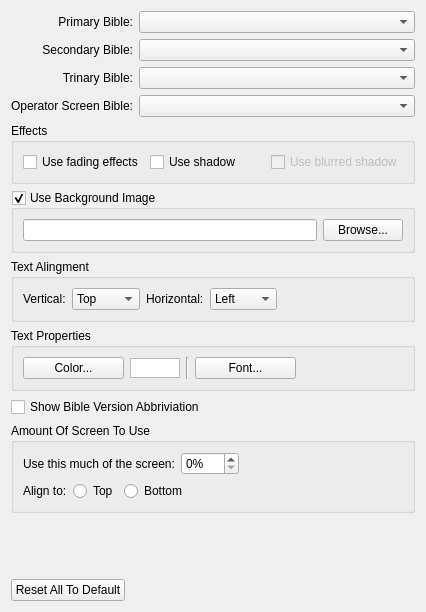
This is src/biblesettingwidget.ui in SoftProjector/src as Qt 5 draws it before an edit. The edited form follows.
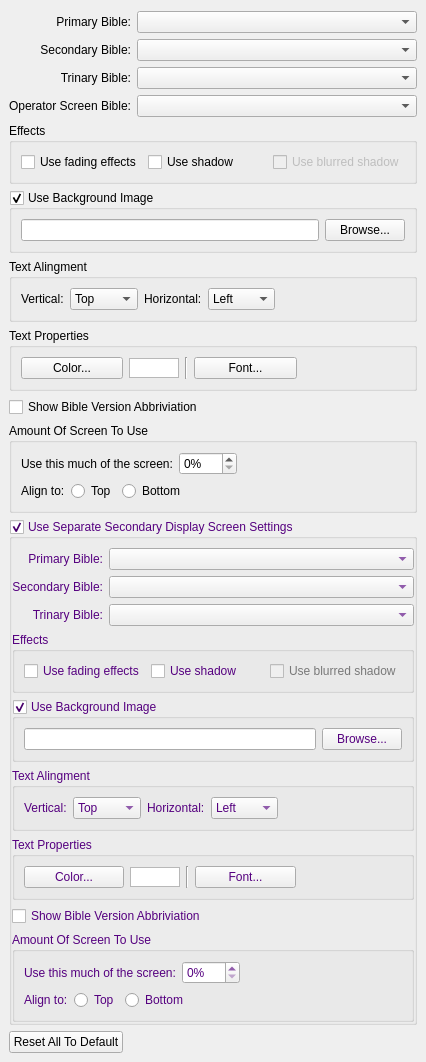
This is the edited form.

Commit message: softProjector 2.0DevelBuild2 release Enables full support for two separate display screens

```diff
--- a/src/biblesettingwidget.ui
+++ b/src/biblesettingwidget.ui
@@ -7,13 +7,22 @@
     <x>0</x>
     <y>0</y>
     <width>426</width>
-    <height>612</height>
+    <height>969</height>
    </rect>
   </property>
   <property name="windowTitle">
    <string>Form</string>
   </property>
-  <layout class="QVBoxLayout" name="verticalLayout">
+  <layout class="QVBoxLayout" name="verticalLayout_2">
+   <property name="leftMargin">
+    <number>9</number>
+   </property>
+   <property name="rightMargin">
+    <number>9</number>
+   </property>
+   <property name="bottomMargin">
+    <number>9</number>
+   </property>
    <item>
     <layout class="QGridLayout" name="gridLayout_4">
      <item row="0" column="0">
@@ -144,7 +153,7 @@
     </widget>
    </item>
    <item>
-    <widget class="QGroupBox" name="groupBox_Background">
+    <widget class="QGroupBox" name="groupBoxBackground">
      <property name="title">
       <string>Use Background Image</string>
      </property>
@@ -170,7 +179,7 @@
     </widget>
    </item>
    <item>
-    <widget class="QGroupBox" name="groupBox_textAlingment">
+    <widget class="QGroupBox" name="groupBoxTextAlingment">
      <property name="title">
       <string>Text Alingment</string>
      </property>
@@ -244,7 +253,7 @@
     </widget>
    </item>
    <item>
-    <widget class="QGroupBox" name="groupBox_textProperties">
+    <widget class="QGroupBox" name="groupBoxTextProperties">
      <property name="title">
       <string>Text Properties</string>
      </property>
@@ -309,14 +318,14 @@
     </widget>
    </item>
    <item>
-    <widget class="QCheckBox" name="checkBox_abbiviations">
+    <widget class="QCheckBox" name="checkBoxAbbiviations">
      <property name="text">
       <string>Show Bible Version Abbriviation</string>
      </property>
     </widget>
    </item>
    <item>
-    <widget class="QGroupBox" name="groupBox_maxScreen">
+    <widget class="QGroupBox" name="groupBoxMaxScreen">
      <property name="title">
       <string>Amount Of Screen To Use</string>
      </property>
@@ -403,17 +412,701 @@
     </widget>
    </item>
    <item>
-    <spacer name="verticalSpacer">
-     <property name="orientation">
-      <enum>Qt::Vertical</enum>
+    <widget class="QGroupBox" name="groupBoxUseDisp2">
+     <property name="palette">
+      <palette>
+       <active>
+        <colorrole role="WindowText">
+         <brush brushstyle="SolidPattern">
+          <color alpha="255">
+           <red>85</red>
+           <green>0</green>
+           <blue>127</blue>
+          </color>
+         </brush>
+        </colorrole>
+        <colorrole role="Text">
+         <brush brushstyle="SolidPattern">
+          <color alpha="255">
+           <red>85</red>
+           <green>0</green>
+           <blue>127</blue>
+          </color>
+         </brush>
+        </colorrole>
+        <colorrole role="ButtonText">
+         <brush brushstyle="SolidPattern">
+          <color alpha="255">
+           <red>85</red>
+           <green>0</green>
+           <blue>127</blue>
+          </color>
+         </brush>
+        </colorrole>
+        <colorrole role="Highlight">
+         <brush brushstyle="SolidPattern">
+          <color alpha="255">
+           <red>170</red>
+           <green>85</green>
+           <blue>255</blue>
+          </color>
+         </brush>
+        </colorrole>
+       </active>
+       <inactive>
+        <colorrole role="WindowText">
+         <brush brushstyle="SolidPattern">
+          <color alpha="255">
+           <red>85</red>
+           <green>0</green>
+           <blue>127</blue>
+          </color>
+         </brush>
+        </colorrole>
+        <colorrole role="Text">
+         <brush brushstyle="SolidPattern">
+          <color alpha="255">
+           <red>85</red>
+           <green>0</green>
+           <blue>127</blue>
+          </color>
+         </brush>
+        </colorrole>
+        <colorrole role="ButtonText">
+         <brush brushstyle="SolidPattern">
+          <color alpha="255">
+           <red>85</red>
+           <green>0</green>
+           <blue>127</blue>
+          </color>
+         </brush>
+        </colorrole>
+        <colorrole role="Highlight">
+         <brush brushstyle="SolidPattern">
+          <color alpha="255">
+           <red>170</red>
+           <green>85</green>
+           <blue>255</blue>
+          </color>
+         </brush>
+        </colorrole>
+       </inactive>
+       <disabled>
+        <colorrole role="WindowText">
+         <brush brushstyle="SolidPattern">
+          <color alpha="255">
+           <red>120</red>
+           <green>120</green>
+           <blue>120</blue>
+          </color>
+         </brush>
+        </colorrole>
+        <colorrole role="Text">
+         <brush brushstyle="SolidPattern">
+          <color alpha="255">
+           <red>120</red>
+           <green>120</green>
+           <blue>120</blue>
+          </color>
+         </brush>
+        </colorrole>
+        <colorrole role="ButtonText">
+         <brush brushstyle="SolidPattern">
+          <color alpha="255">
+           <red>120</red>
+           <green>120</green>
+           <blue>120</blue>
+          </color>
+         </brush>
+        </colorrole>
+        <colorrole role="Highlight">
+         <brush brushstyle="SolidPattern">
+          <color alpha="255">
+           <red>51</red>
+           <green>153</green>
+           <blue>255</blue>
+          </color>
+         </brush>
+        </colorrole>
+       </disabled>
+      </palette>
      </property>
-     <property name="sizeHint" stdset="0">
-      <size>
-       <width>20</width>
-       <height>103</height>
-      </size>
+     <property name="title">
+      <string>Use Separate Secondary Display Screen Settings</string>
      </property>
-    </spacer>
+     <property name="flat">
+      <bool>true</bool>
+     </property>
+     <property name="checkable">
+      <bool>true</bool>
+     </property>
+     <layout class="QVBoxLayout" name="verticalLayout">
+      <property name="leftMargin">
+       <number>0</number>
+      </property>
+      <property name="rightMargin">
+       <number>0</number>
+      </property>
+      <property name="bottomMargin">
+       <number>0</number>
+      </property>
+      <item>
+       <widget class="QWidget" name="widgetBibles2" native="true">
+        <layout class="QGridLayout" name="gridLayout_3">
+         <property name="margin">
+          <number>0</number>
+         </property>
+         <item row="0" column="0">
+          <widget class="QLabel" name="labelPrimaryBible2">
+           <property name="text">
+            <string>Primary Bible:</string>
+           </property>
+           <property name="alignment">
+            <set>Qt::AlignRight|Qt::AlignTrailing|Qt::AlignVCenter</set>
+           </property>
+          </widget>
+         </item>
+         <item row="0" column="1">
+          <widget class="QComboBox" name="comboBoxPrimaryBible2">
+           <property name="sizePolicy">
+            <sizepolicy hsizetype="Expanding" vsizetype="Fixed">
+             <horstretch>0</horstretch>
+             <verstretch>0</verstretch>
+            </sizepolicy>
+           </property>
+          </widget>
+         </item>
+         <item row="1" column="0">
+          <widget class="QLabel" name="labelSecondaryBible2">
+           <property name="text">
+            <string>Secondary Bible:</string>
+           </property>
+           <property name="alignment">
+            <set>Qt::AlignRight|Qt::AlignTrailing|Qt::AlignVCenter</set>
+           </property>
+          </widget>
+         </item>
+         <item row="1" column="1">
+          <widget class="QComboBox" name="comboBoxSecondaryBible2">
+           <property name="sizePolicy">
+            <sizepolicy hsizetype="Expanding" vsizetype="Fixed">
+             <horstretch>0</horstretch>
+             <verstretch>0</verstretch>
+            </sizepolicy>
+           </property>
+          </widget>
+         </item>
+         <item row="2" column="0">
+          <widget class="QLabel" name="labelTrinaryBible2">
+           <property name="text">
+            <string>Trinary Bible:</string>
+           </property>
+           <property name="alignment">
+            <set>Qt::AlignRight|Qt::AlignTrailing|Qt::AlignVCenter</set>
+           </property>
+          </widget>
+         </item>
+         <item row="2" column="1">
+          <widget class="QComboBox" name="comboBoxTrinaryBible2">
+           <property name="sizePolicy">
+            <sizepolicy hsizetype="Expanding" vsizetype="Fixed">
+             <horstretch>0</horstretch>
+             <verstretch>0</verstretch>
+            </sizepolicy>
+           </property>
+          </widget>
+         </item>
+        </layout>
+       </widget>
+      </item>
+      <item>
+       <widget class="QGroupBox" name="groupBoxEffects2">
+        <property name="palette">
+         <palette>
+          <active>
+           <colorrole role="WindowText">
+            <brush brushstyle="SolidPattern">
+             <color alpha="255">
+              <red>85</red>
+              <green>0</green>
+              <blue>127</blue>
+             </color>
+            </brush>
+           </colorrole>
+          </active>
+          <inactive>
+           <colorrole role="WindowText">
+            <brush brushstyle="SolidPattern">
+             <color alpha="255">
+              <red>85</red>
+              <green>0</green>
+              <blue>127</blue>
+             </color>
+            </brush>
+           </colorrole>
+          </inactive>
+          <disabled>
+           <colorrole role="WindowText">
+            <brush brushstyle="SolidPattern">
+             <color alpha="255">
+              <red>120</red>
+              <green>120</green>
+              <blue>120</blue>
+             </color>
+            </brush>
+           </colorrole>
+          </disabled>
+         </palette>
+        </property>
+        <property name="title">
+         <string>Effects</string>
+        </property>
+        <layout class="QHBoxLayout" name="horizontalLayout_12">
+         <item>
+          <widget class="QCheckBox" name="checkBoxUseFading2">
+           <property name="toolTip">
+            <string>If checked, when switching displayed text, fades the old text out and fades the new text in .</string>
+           </property>
+           <property name="text">
+            <string>Use fading effects</string>
+           </property>
+          </widget>
+         </item>
+         <item>
+          <widget class="QCheckBox" name="checkBoxUseShadow2">
+           <property name="toolTip">
+            <string>Useful when using a wallpaper image. Displays a fancy shadow effect.</string>
+           </property>
+           <property name="text">
+            <string>Use shadow</string>
+           </property>
+          </widget>
+         </item>
+         <item>
+          <widget class="QCheckBox" name="checkBoxUseBlurredShadow2">
+           <property name="enabled">
+            <bool>false</bool>
+           </property>
+           <property name="toolTip">
+            <string>Useful when using a wallpaper image. Displays a fancy shadow effect.</string>
+           </property>
+           <property name="text">
+            <string>Use blurred shadow</string>
+           </property>
+          </widget>
+         </item>
+        </layout>
+       </widget>
+      </item>
+      <item>
+       <widget class="QGroupBox" name="groupBoxBackground2">
+        <property name="palette">
+         <palette>
+          <active>
+           <colorrole role="WindowText">
+            <brush brushstyle="SolidPattern">
+             <color alpha="255">
+              <red>85</red>
+              <green>0</green>
+              <blue>127</blue>
+             </color>
+            </brush>
+           </colorrole>
+          </active>
+          <inactive>
+           <colorrole role="WindowText">
+            <brush brushstyle="SolidPattern">
+             <color alpha="255">
+              <red>85</red>
+              <green>0</green>
+              <blue>127</blue>
+             </color>
+            </brush>
+           </colorrole>
+          </inactive>
+          <disabled>
+           <colorrole role="WindowText">
+            <brush brushstyle="SolidPattern">
+             <color alpha="255">
+              <red>120</red>
+              <green>120</green>
+              <blue>120</blue>
+             </color>
+            </brush>
+           </colorrole>
+          </disabled>
+         </palette>
+        </property>
+        <property name="title">
+         <string>Use Background Image</string>
+        </property>
+        <property name="checkable">
+         <bool>true</bool>
+        </property>
+        <layout class="QHBoxLayout" name="horizontalLayout_13">
+         <item>
+          <widget class="QLineEdit" name="lineEditBackPath2">
+           <property name="readOnly">
+            <bool>true</bool>
+           </property>
+          </widget>
+         </item>
+         <item>
+          <widget class="QPushButton" name="buttonBrowseBackground2">
+           <property name="text">
+            <string>Browse...</string>
+           </property>
+          </widget>
+         </item>
+        </layout>
+       </widget>
+      </item>
+      <item>
+       <widget class="QGroupBox" name="groupBoxTextAlingment2">
+        <property name="palette">
+         <palette>
+          <active>
+           <colorrole role="WindowText">
+            <brush brushstyle="SolidPattern">
+             <color alpha="255">
+              <red>85</red>
+              <green>0</green>
+              <blue>127</blue>
+             </color>
+            </brush>
+           </colorrole>
+          </active>
+          <inactive>
+           <colorrole role="WindowText">
+            <brush brushstyle="SolidPattern">
+             <color alpha="255">
+              <red>85</red>
+              <green>0</green>
+              <blue>127</blue>
+             </color>
+            </brush>
+           </colorrole>
+          </inactive>
+          <disabled>
+           <colorrole role="WindowText">
+            <brush brushstyle="SolidPattern">
+             <color alpha="255">
+              <red>120</red>
+              <green>120</green>
+              <blue>120</blue>
+             </color>
+            </brush>
+           </colorrole>
+          </disabled>
+         </palette>
+        </property>
+        <property name="title">
+         <string>Text Alingment</string>
+        </property>
+        <layout class="QHBoxLayout" name="horizontalLayout_10">
+         <item>
+          <widget class="QLabel" name="labelVertical2">
+           <property name="text">
+            <string>Vertical:</string>
+           </property>
+          </widget>
+         </item>
+         <item>
+          <widget class="QComboBox" name="comboBoxVerticalAling2">
+           <item>
+            <property name="text">
+             <string>Top</string>
+            </property>
+           </item>
+           <item>
+            <property name="text">
+             <string>Middle</string>
+            </property>
+           </item>
+           <item>
+            <property name="text">
+             <string>Bottom</string>
+            </property>
+           </item>
+          </widget>
+         </item>
+         <item>
+          <widget class="QLabel" name="labelHorizontal2">
+           <property name="text">
+            <string>Horizontal:</string>
+           </property>
+          </widget>
+         </item>
+         <item>
+          <widget class="QComboBox" name="comboBoxHorizontalAling2">
+           <item>
+            <property name="text">
+             <string>Left</string>
+            </property>
+           </item>
+           <item>
+            <property name="text">
+             <string>Center</string>
+            </property>
+           </item>
+           <item>
+            <property name="text">
+             <string>Right</string>
+            </property>
+           </item>
+          </widget>
+         </item>
+         <item>
+          <spacer name="horizontalSpacer_6">
+           <property name="orientation">
+            <enum>Qt::Horizontal</enum>
+           </property>
+           <property name="sizeHint" stdset="0">
+            <size>
+             <width>152</width>
+             <height>20</height>
+            </size>
+           </property>
+          </spacer>
+         </item>
+        </layout>
+       </widget>
+      </item>
+      <item>
+       <widget class="QGroupBox" name="groupBoxTextProperties2">
+        <property name="palette">
+         <palette>
+          <active>
+           <colorrole role="WindowText">
+            <brush brushstyle="SolidPattern">
+             <color alpha="255">
+              <red>85</red>
+              <green>0</green>
+              <blue>127</blue>
+             </color>
+            </brush>
+           </colorrole>
+          </active>
+          <inactive>
+           <colorrole role="WindowText">
+            <brush brushstyle="SolidPattern">
+             <color alpha="255">
+              <red>85</red>
+              <green>0</green>
+              <blue>127</blue>
+             </color>
+            </brush>
+           </colorrole>
+          </inactive>
+          <disabled>
+           <colorrole role="WindowText">
+            <brush brushstyle="SolidPattern">
+             <color alpha="255">
+              <red>120</red>
+              <green>120</green>
+              <blue>120</blue>
+             </color>
+            </brush>
+           </colorrole>
+          </disabled>
+         </palette>
+        </property>
+        <property name="title">
+         <string>Text Properties</string>
+        </property>
+        <layout class="QHBoxLayout" name="horizontalLayout_7">
+         <item>
+          <widget class="QPushButton" name="buttonTextColor2">
+           <property name="text">
+            <string>Color...</string>
+           </property>
+          </widget>
+         </item>
+         <item>
+          <widget class="QGraphicsView" name="graphicViewTextColor2">
+           <property name="sizePolicy">
+            <sizepolicy hsizetype="Fixed" vsizetype="Fixed">
+             <horstretch>0</horstretch>
+             <verstretch>0</verstretch>
+            </sizepolicy>
+           </property>
+           <property name="minimumSize">
+            <size>
+             <width>50</width>
+             <height>20</height>
+            </size>
+           </property>
+           <property name="maximumSize">
+            <size>
+             <width>50</width>
+             <height>20</height>
+            </size>
+           </property>
+          </widget>
+         </item>
+         <item>
+          <widget class="Line" name="line2">
+           <property name="orientation">
+            <enum>Qt::Vertical</enum>
+           </property>
+          </widget>
+         </item>
+         <item>
+          <widget class="QPushButton" name="buttonFont2">
+           <property name="text">
+            <string>Font...</string>
+           </property>
+          </widget>
+         </item>
+         <item>
+          <widget class="QLabel" name="labelFont2">
+           <property name="sizePolicy">
+            <sizepolicy hsizetype="Minimum" vsizetype="Preferred">
+             <horstretch>0</horstretch>
+             <verstretch>0</verstretch>
+            </sizepolicy>
+           </property>
+           <property name="wordWrap">
+            <bool>true</bool>
+           </property>
+          </widget>
+         </item>
+        </layout>
+       </widget>
+      </item>
+      <item>
+       <widget class="QCheckBox" name="checkBoxAbbiviations2">
+        <property name="text">
+         <string>Show Bible Version Abbriviation</string>
+        </property>
+       </widget>
+      </item>
+      <item>
+       <widget class="QGroupBox" name="groupBoxMaxScreen2">
+        <property name="palette">
+         <palette>
+          <active>
+           <colorrole role="WindowText">
+            <brush brushstyle="SolidPattern">
+             <color alpha="255">
+              <red>85</red>
+              <green>0</green>
+              <blue>127</blue>
+             </color>
+            </brush>
+           </colorrole>
+          </active>
+          <inactive>
+           <colorrole role="WindowText">
+            <brush brushstyle="SolidPattern">
+             <color alpha="255">
+              <red>85</red>
+              <green>0</green>
+              <blue>127</blue>
+             </color>
+            </brush>
+           </colorrole>
+          </inactive>
+          <disabled>
+           <colorrole role="WindowText">
+            <brush brushstyle="SolidPattern">
+             <color alpha="255">
+              <red>120</red>
+              <green>120</green>
+              <blue>120</blue>
+             </color>
+            </brush>
+           </colorrole>
+          </disabled>
+         </palette>
+        </property>
+        <property name="title">
+         <string>Amount Of Screen To Use</string>
+        </property>
+        <layout class="QGridLayout" name="gridLayout_2">
+         <item row="0" column="0">
+          <layout class="QHBoxLayout" name="horizontalLayout_8">
+           <item>
+            <widget class="QLabel" name="labelMaxPercent2">
+             <property name="text">
+              <string>Use this much of the screen:</string>
+             </property>
+            </widget>
+           </item>
+           <item>
+            <widget class="QSpinBox" name="spinBoxMaxScreen2">
+             <property name="suffix">
+              <string notr="true">%</string>
+             </property>
+             <property name="maximum">
+              <number>100</number>
+             </property>
+            </widget>
+           </item>
+           <item>
+            <spacer name="horizontalSpacer_4">
+             <property name="orientation">
+              <enum>Qt::Horizontal</enum>
+             </property>
+             <property name="sizeHint" stdset="0">
+              <size>
+               <width>40</width>
+               <height>20</height>
+              </size>
+             </property>
+            </spacer>
+           </item>
+          </layout>
+         </item>
+         <item row="1" column="0">
+          <layout class="QHBoxLayout" name="horizontalLayout_11">
+           <item>
+            <widget class="QLabel" name="labelMaxTopButtom2">
+             <property name="text">
+              <string>Align to:</string>
+             </property>
+            </widget>
+           </item>
+           <item>
+            <widget class="QRadioButton" name="radioButtonMaxTop2">
+             <property name="toolTip">
+              <string>Select &quot;Top&quot; to use top portion of the display screen</string>
+             </property>
+             <property name="text">
+              <string>Top</string>
+             </property>
+            </widget>
+           </item>
+           <item>
+            <widget class="QRadioButton" name="radioButtonMaxBottom2">
+             <property name="toolTip">
+              <string>Select &quot;Bottom&quot; to use bottom portion of the display screen</string>
+             </property>
+             <property name="text">
+              <string>Bottom</string>
+             </property>
+            </widget>
+           </item>
+           <item>
+            <spacer name="horizontalSpacer_7">
+             <property name="orientation">
+              <enum>Qt::Horizontal</enum>
+             </property>
+             <property name="sizeHint" stdset="0">
+              <size>
+               <width>40</width>
+               <height>20</height>
+              </size>
+             </property>
+            </spacer>
+           </item>
+          </layout>
+         </item>
+        </layout>
+       </widget>
+      </item>
+     </layout>
+    </widget>
    </item>
    <item>
     <layout class="QHBoxLayout" name="horizontalLayout_3">
```
Left out of the diff: 54 changed lines with no effect on the pictures. The commit also changes 20 other files.
